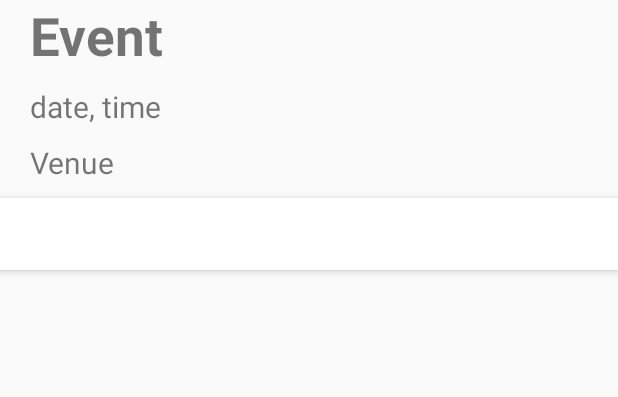
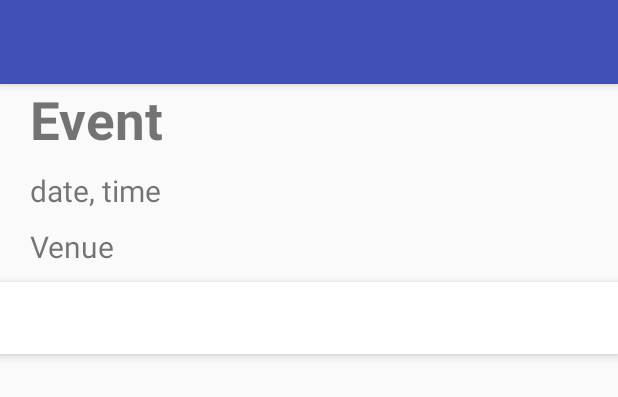
Before and after one commit to allanbastian/ADG-, an Android app: the layout work.xml on its own in the app's theme, with its tools: preview values and no code run, on a phone screen of 412 x 824 dp. Shown: the top 397 px of the screen. Run offline under Robolectric (Android 15) with nearby library versions, the phone set to English and light mode, and no system bars.

Commit message:
Added Toolbar

```diff
--- a/app/src/main/res/layout/work.xml
+++ b/app/src/main/res/layout/work.xml
@@ -4,10 +4,25 @@
     android:layout_width="match_parent"
     android:layout_height="wrap_content">
 
+    <android.support.design.widget.AppBarLayout
+        android:layout_width="match_parent"
+        android:layout_height="wrap_content"
+        android:id="@+id/appbar2">
+
+        <android.support.v7.widget.Toolbar
+            android:layout_width="match_parent"
+            android:layout_height="wrap_content"
+            android:id="@+id/toolbar">
+
+        </android.support.v7.widget.Toolbar>
+
+    </android.support.design.widget.AppBarLayout>
+
     <TextView
         android:layout_width="wrap_content"
         android:layout_height="wrap_content"
         android:id="@+id/txt1"
+        android:layout_below="@+id/appbar2"
         android:text="Event"
         android:textSize="35sp"
         android:textStyle="bold"
```
